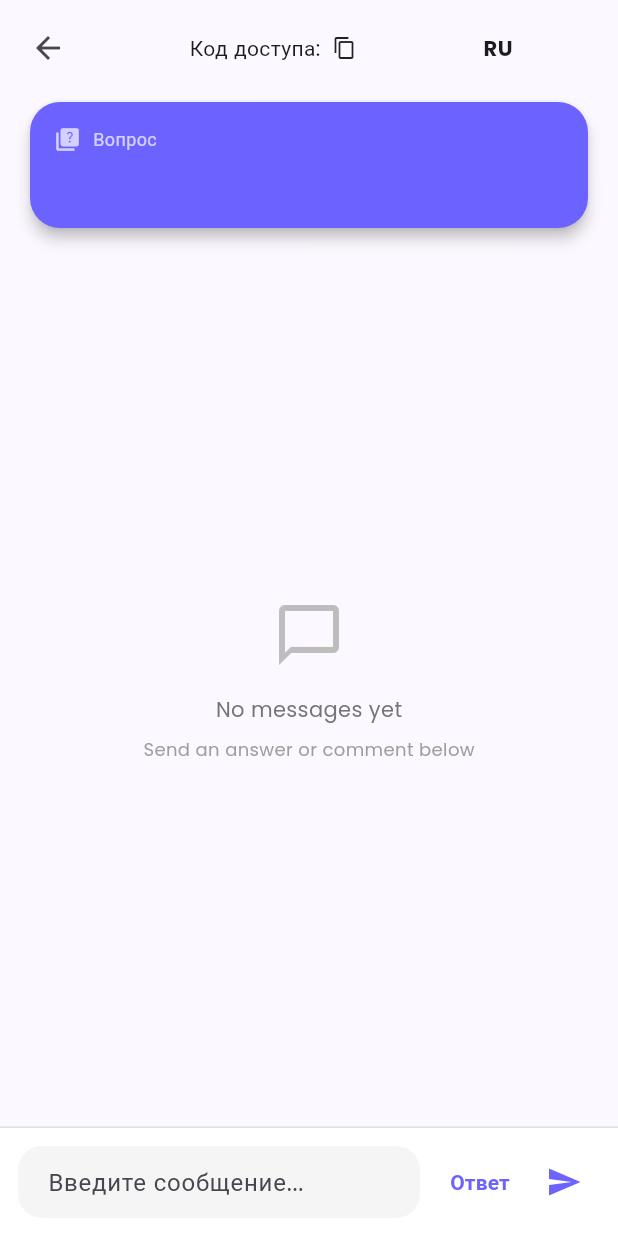
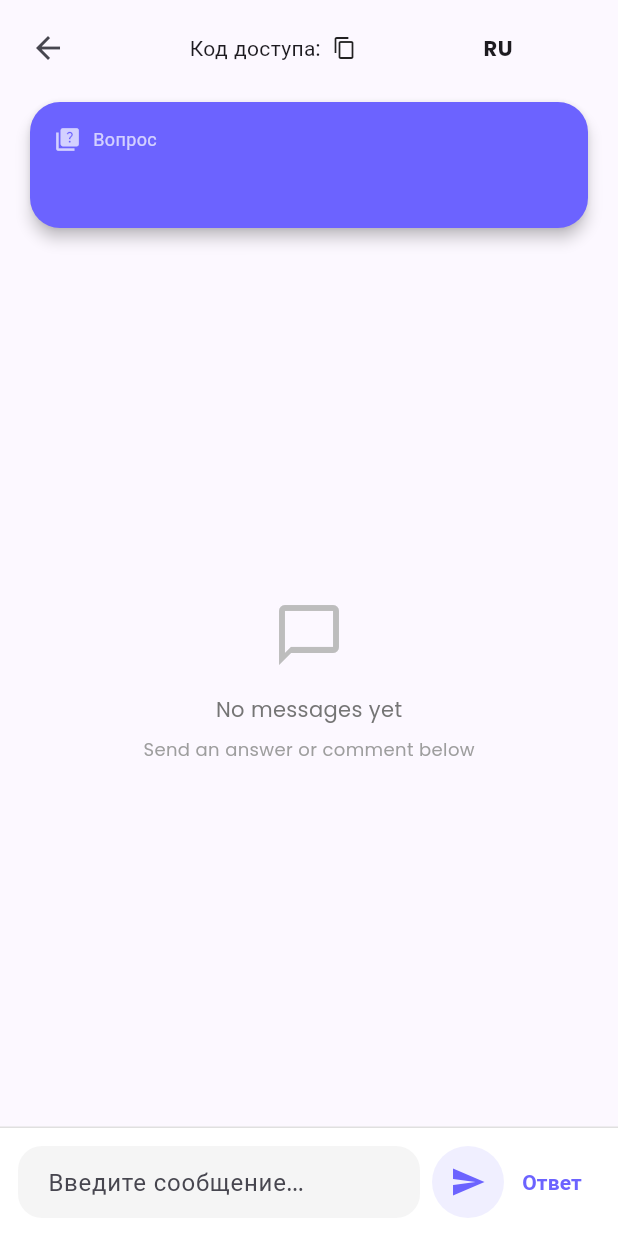
Before and after one commit to PABarannikov/qoomy, a Flutter app: the GameScreen screen opened directly with empty values, on a phone screen of 412 x 824 dp. Run offline on Flutter 3.47's test engine with Material 3 defaults, Android fonts, the phone set to English and light mode, and no system bars; our stand-ins replace cloud_firestore, cloud_functions, firebase_auth, firebase_core, firebase_storage, flutter_riverpod and 5 more; accounts and stored records are empty; generated files the repository leaves out were written again; network calls fail.

Commit message:
style: Move comment button left of answer, add circle background
- Comment button (send icon) now appears before answer button
- Added circular background to comment button for better visibility

🤖 Generated with [Claude Code](https://claude.com/claude-code)

Co-Authored-By: Claude Opus 4.5 <noreply@anthropic.com>

```diff
--- a/qoomy/lib/screens/game/game_screen.dart
+++ b/qoomy/lib/screens/game/game_screen.dart
@@ -973,6 +973,24 @@ class _GameScreenState extends ConsumerState<GameScreen> {
                   ),
                 ),
                 const SizedBox(width: 8),
+                // Comment button (send icon) - circled style
+                Container(
+                  decoration: BoxDecoration(
+                    shape: BoxShape.circle,
+                    color: QoomyTheme.primaryColor.withOpacity(0.1),
+                  ),
+                  child: IconButton(
+                    onPressed: _isSending ? null : () => _sendPlayerMessageWithType(currentUser, MessageType.comment),
+                    icon: _isSending
+                        ? const SizedBox(
+                            width: 24,
+                            height: 24,
+                            child: CircularProgressIndicator(strokeWidth: 2),
+                          )
+                        : const Icon(Icons.send, color: QoomyTheme.primaryColor),
+                    tooltip: l10n.comment,
+                  ),
+                ),
                 // Answer button (only if user can still answer) - secondary style
                 if (!cannotAnswer)
                   TextButton(
@@ -986,18 +1004,6 @@ class _GameScreenState extends ConsumerState<GameScreen> {
                       style: const TextStyle(fontWeight: FontWeight.bold),
                     ),
                   ),
-                // Comment button (send icon) - primary style
-                IconButton(
-                  onPressed: _isSending ? null : () => _sendPlayerMessageWithType(currentUser, MessageType.comment),
-                  icon: _isSending
-                      ? const SizedBox(
-                          width: 24,
-                          height: 24,
-                          child: CircularProgressIndicator(strokeWidth: 2),
-                        )
-                      : const Icon(Icons.send, color: QoomyTheme.primaryColor),
-                  tooltip: l10n.comment,
-                ),
               ],
             ),
           ),
```
Also changed, not shown: qoomy/lib/screens/game/player_game_screen.dart (+18 -12 lines).
